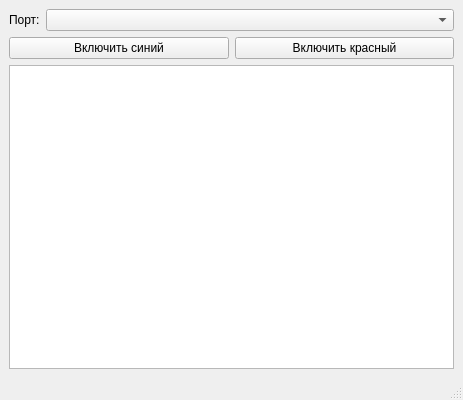
This is Qt/mainwindow.ui in PopekaDS/ArduinoAndGUI as Qt 5 draws it before an edit. The edited form follows.
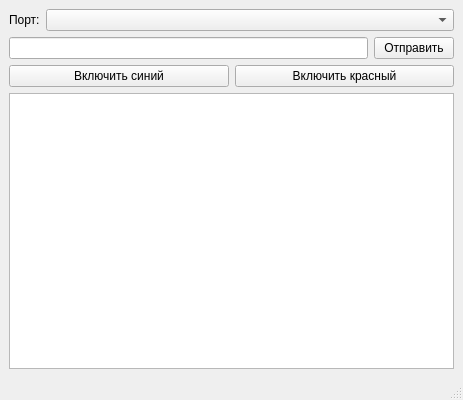
This is the edited form.

Commit message: Обновлена форма, добавлено поле для ввода и кнопка для отправки на плату. На плате изменен код для получения строки

Patch:
```diff
--- a/Qt/mainwindow.ui
+++ b/Qt/mainwindow.ui
@@ -27,27 +27,6 @@
   </property>
   <widget class="QWidget" name="centralwidget">
    <layout class="QGridLayout" name="gridLayout">
-    <item row="2" column="0">
-     <widget class="QTextEdit" name="txtOutput"/>
-    </item>
-    <item row="1" column="0">
-     <layout class="QHBoxLayout" name="horizontalLayout_2">
-      <item>
-       <widget class="QPushButton" name="pushButton">
-        <property name="text">
-         <string>Включить синий</string>
-        </property>
-       </widget>
-      </item>
-      <item>
-       <widget class="QPushButton" name="pushButton_2">
-        <property name="text">
-         <string>Включить красный</string>
-        </property>
-       </widget>
-      </item>
-     </layout>
-    </item>
     <item row="0" column="0">
      <layout class="QHBoxLayout" name="horizontalLayout">
       <item>
@@ -69,6 +48,41 @@
       </item>
      </layout>
     </item>
+    <item row="1" column="0">
+     <layout class="QHBoxLayout" name="horizontalLayout_3">
+      <item>
+       <widget class="QLineEdit" name="lineEdit"/>
+      </item>
+      <item>
+       <widget class="QPushButton" name="pushButton_3">
+        <property name="text">
+         <string>Отправить</string>
+        </property>
+       </widget>
+      </item>
+     </layout>
+    </item>
+    <item row="2" column="0">
+     <layout class="QHBoxLayout" name="horizontalLayout_2">
+      <item>
+       <widget class="QPushButton" name="pushButton">
+        <property name="text">
+         <string>Включить синий</string>
+        </property>
+       </widget>
+      </item>
+      <item>
+       <widget class="QPushButton" name="pushButton_2">
+        <property name="text">
+         <string>Включить красный</string>
+        </property>
+       </widget>
+      </item>
+     </layout>
+    </item>
+    <item row="3" column="0">
+     <widget class="QTextEdit" name="txtOutput"/>
+    </item>
    </layout>
   </widget>
   <widget class="QMenuBar" name="menubar">
```
The commit also changes 3 other files.
